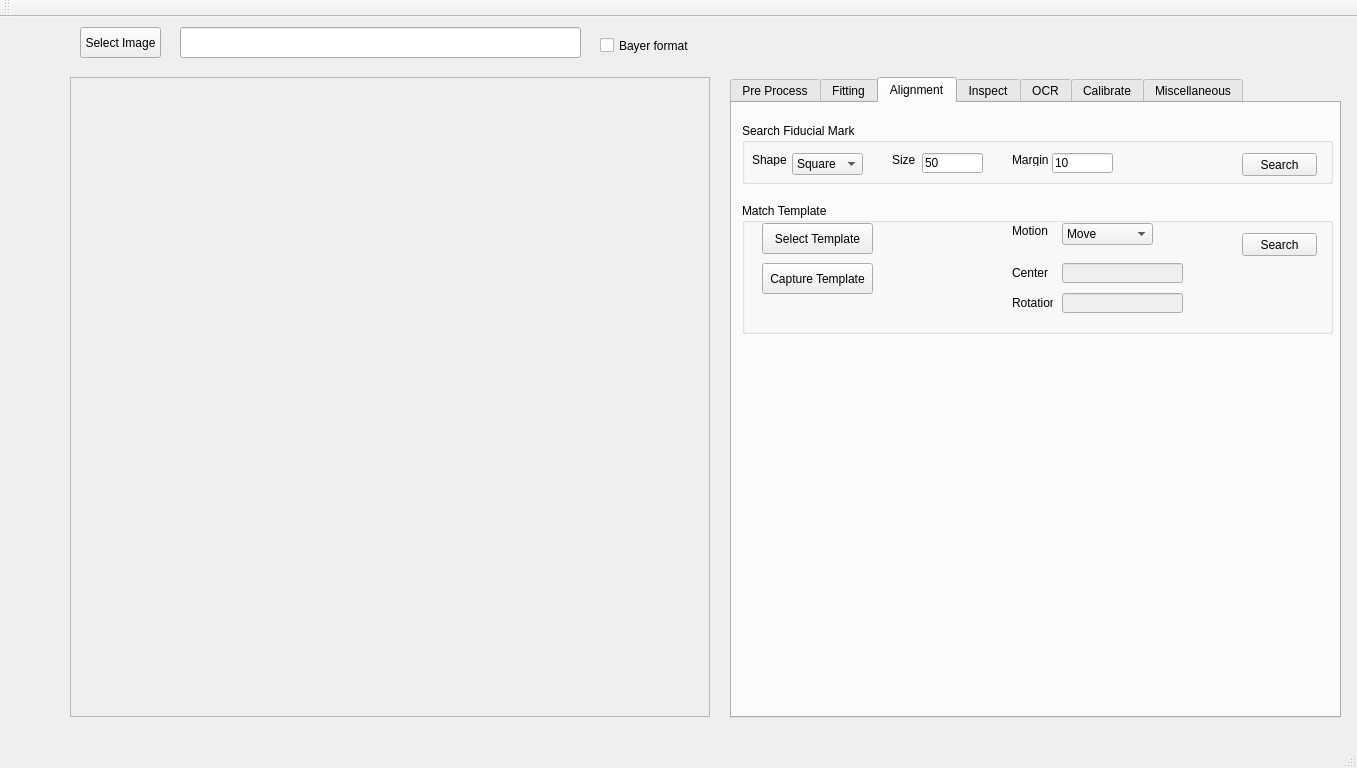
First picture: the form in VisionWidget/visionwidget.ui, repository hceng123/VisionLibrary, before the edit.
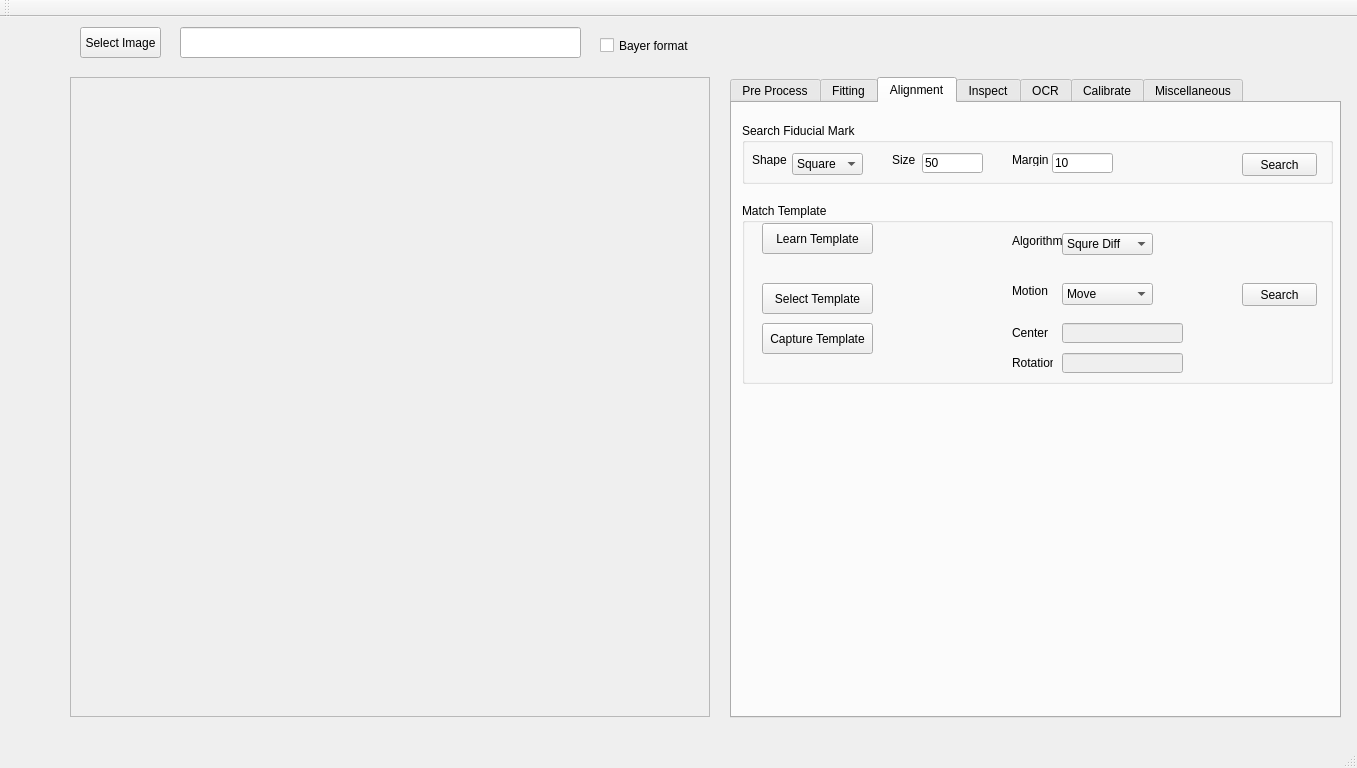
Second picture: the form after the edit. The open tabs and pages were chosen to show the change. Custom widgets are drawn as their Qt base class.

Commit message:
Add PR_LrnTmpl function.
Add PR_LrnTmpl function.

Patch:
```diff
--- a/VisionWidget/visionwidget.ui
+++ b/VisionWidget/visionwidget.ui
@@ -836,7 +836,7 @@
         <x>10</x>
         <y>100</y>
         <width>591</width>
-        <height>131</height>
+        <height>181</height>
        </rect>
       </property>
       <property name="title">
@@ -846,7 +846,7 @@
        <property name="geometry">
         <rect>
          <x>500</x>
-         <y>30</y>
+         <y>80</y>
          <width>75</width>
          <height>23</height>
         </rect>
@@ -859,7 +859,7 @@
        <property name="geometry">
         <rect>
          <x>20</x>
-         <y>20</y>
+         <y>80</y>
          <width>111</width>
          <height>31</height>
         </rect>
@@ -872,7 +872,7 @@
        <property name="geometry">
         <rect>
          <x>150</x>
-         <y>20</y>
+         <y>60</y>
          <width>100</width>
          <height>100</height>
         </rect>
@@ -888,7 +888,7 @@
        <property name="geometry">
         <rect>
          <x>320</x>
-         <y>60</y>
+         <y>120</y>
          <width>121</width>
          <height>20</height>
         </rect>
@@ -898,7 +898,7 @@
        <property name="geometry">
         <rect>
          <x>270</x>
-         <y>60</y>
+         <y>120</y>
          <width>41</width>
          <height>20</height>
         </rect>
@@ -914,7 +914,7 @@
        <property name="geometry">
         <rect>
          <x>320</x>
-         <y>90</y>
+         <y>150</y>
          <width>121</width>
          <height>20</height>
         </rect>
@@ -924,7 +924,7 @@
        <property name="geometry">
         <rect>
          <x>270</x>
-         <y>90</y>
+         <y>150</y>
          <width>41</width>
          <height>20</height>
         </rect>
@@ -937,7 +937,7 @@
        <property name="geometry">
         <rect>
          <x>320</x>
-         <y>20</y>
+         <y>80</y>
          <width>91</width>
          <height>22</height>
         </rect>
@@ -960,8 +960,8 @@
        <property name="geometry">
         <rect>
          <x>270</x>
-         <y>20</y>
-         <width>51</width>
+         <y>80</y>
+         <width>41</width>
          <height>16</height>
         </rect>
        </property>
@@ -973,7 +973,7 @@
        <property name="geometry">
         <rect>
          <x>20</x>
-         <y>60</y>
+         <y>120</y>
          <width>111</width>
          <height>31</height>
         </rect>
@@ -982,6 +982,55 @@
         <string>Capture Template</string>
        </property>
       </widget>
+      <widget class="QPushButton" name="btnLrnTemplate">
+       <property name="geometry">
+        <rect>
+         <x>20</x>
+         <y>20</y>
+         <width>111</width>
+         <height>31</height>
+        </rect>
+       </property>
+       <property name="text">
+        <string>Learn Template</string>
+       </property>
+      </widget>
+      <widget class="QComboBox" name="cbMatchTmplAlgorithm">
+       <property name="geometry">
+        <rect>
+         <x>320</x>
+         <y>30</y>
+         <width>91</width>
+         <height>22</height>
+        </rect>
+       </property>
+       <property name="currentIndex">
+        <number>0</number>
+       </property>
+       <item>
+        <property name="text">
+         <string>Squre Diff</string>
+        </property>
+       </item>
+       <item>
+        <property name="text">
+         <string>Hierarchical Edge</string>
+        </property>
+       </item>
+      </widget>
+      <widget class="QLabel" name="labelMatchTemplateAlgorithm">
+       <property name="geometry">
+        <rect>
+         <x>270</x>
+         <y>30</y>
+         <width>51</width>
+         <height>16</height>
+        </rect>
+       </property>
+       <property name="text">
+        <string>Algorithm</string>
+       </property>
+      </widget>
      </widget>
     </widget>
     <widget class="QWidget" name="tabInspect">
```
Left out of the diff: 4 changed lines with no effect on the pictures. The commit also changes 13 other files.
